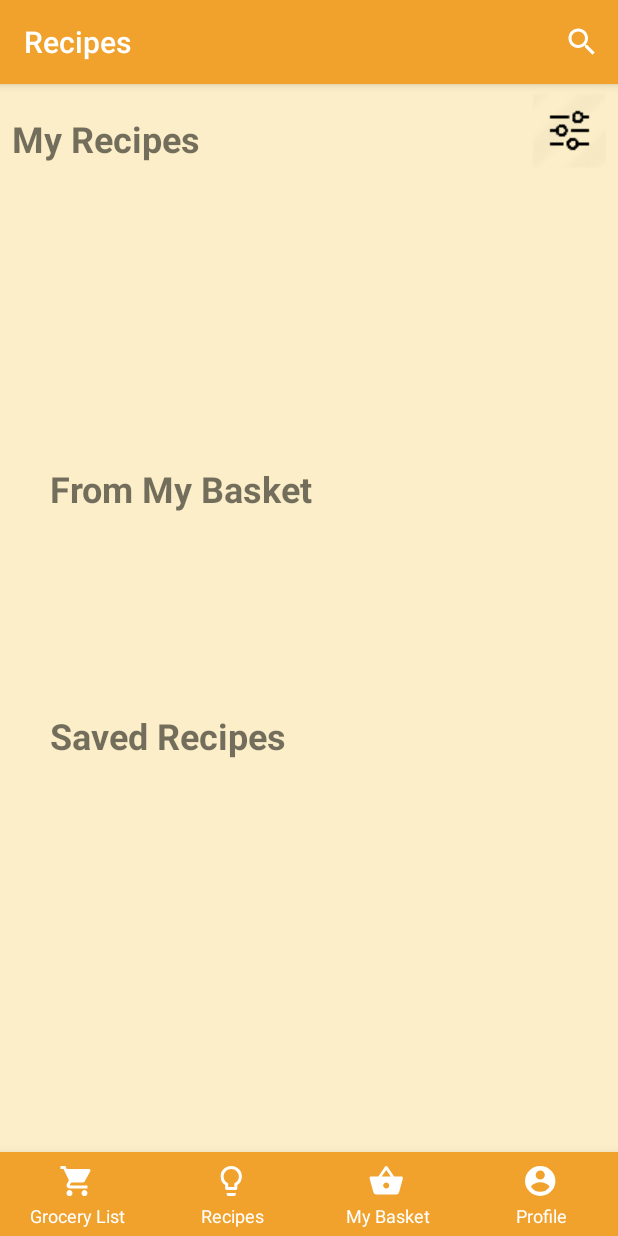
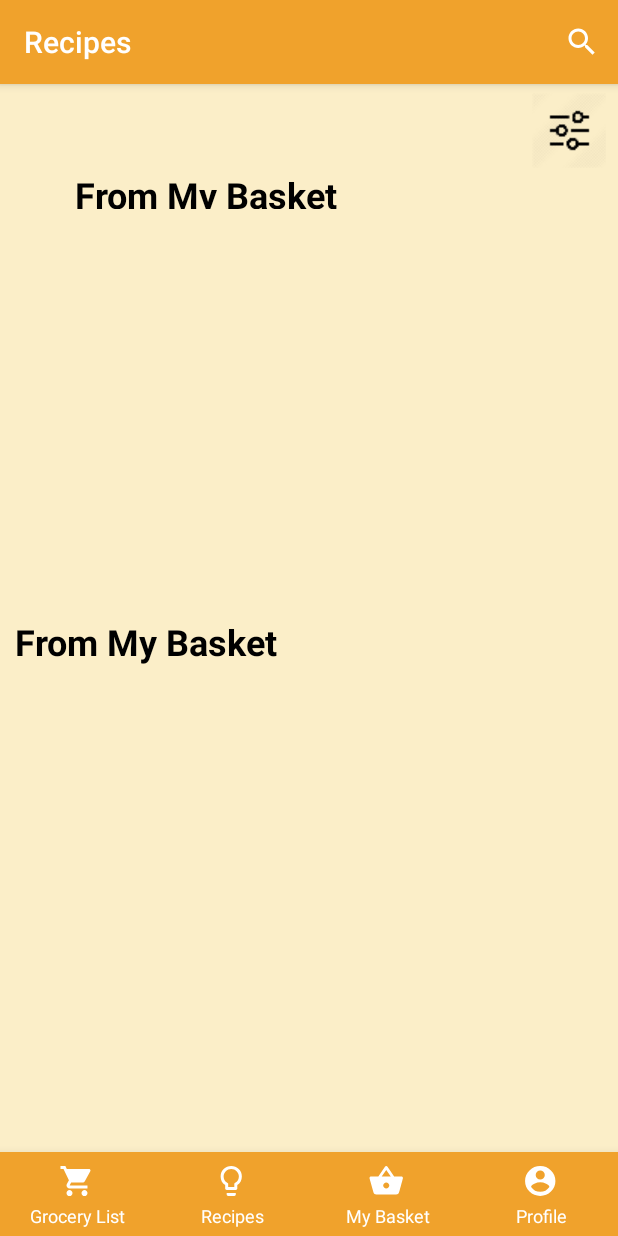
Before and after one commit to AnsonLee99/Recipes-for-Success, an Android app: the Recipes screen opened directly, with no data from a screen before it, on a phone screen of 412 x 824 dp. Run offline under Robolectric (Android 15) with nearby library versions, the phone set to English and light mode, and no system bars; our stand-ins replace Firebase (no records; nobody signed in at launch, a user with empty details on screens opened directly), Picasso; pictures from the network do not load.

Commit message:
fixing recipe page

```diff
--- a/app/src/main/java/com/example/recipesforsuccess/Recipes.java
+++ b/app/src/main/java/com/example/recipesforsuccess/Recipes.java
@@ -58,6 +58,18 @@ public class Recipes extends MainPage {
     String SPOONACULAR_API_URL = "https://spoonacular-recipe-food-nutrition-v1.p.rapidapi.com/recipes/search?&instructionsRequired=true&query=";
     String dataParsed = "";
     String SPOONACULAR_IMAGE_URI = "https://spoonacular.com/recipeImages/";
+
+    final int SEARCH_LAYOUT_WIDTH = 1000;
+    final int SEARCH_LAYOUT_HEIGHT = 500;
+    final int SEARCH_IMG_SIZE = 300;
+    final int SEARCH_TEXT_WIDTH = 700;
+    final int SEARCH_TEXT_HEIGHT = 300;
+
+    final int RECIPE_LAYOUT_WIDTH = 1000;
+    final int RECIPE_LAYOUT_HEIGHT = 500;
+    final int RECIPE_IMG_SIZE = 300;
+    final int REcIPE_TEXT_WIDTH = 700;
+    final int RECIPE_TEXT_HEIGHT = 300;
 
     int SECOND_ACTIVITY_REQUEST_CODE = 0;
 
@@ -306,7 +318,8 @@ public class Recipes extends MainPage {
                     String imgURL = hit.getString("image");
                     String foodName = hit.getString("title");
                     System.out.println("inserting img to photos");
-                    photos.addView(insertIMG(imgURL, foodName, "", hit, 1));
+                    photos.addView(insertIMG(imgURL, foodName, "", hit, 1, SEARCH_LAYOUT_WIDTH,
+                            SEARCH_LAYOUT_HEIGHT,SEARCH_IMG_SIZE,SEARCH_TEXT_WIDTH,SEARCH_TEXT_HEIGHT));
                 }
 
             }catch(JSONException e){
@@ -457,10 +470,10 @@ public class Recipes extends MainPage {
                     //parsing ingredients
 
 
-
                     //System.out.println("data parsed is: " + dataParsed);
                     // System.out.println("img url is: " + imgURL);
-                    photos.addView(insertIMG(imgURL, foodName, prepTime, hit, 0));
+                    photos.addView(insertIMG(imgURL, foodName, prepTime, hit, 0, RECIPE_LAYOUT_WIDTH,
+                            RECIPE_LAYOUT_HEIGHT,RECIPE_IMG_SIZE,REcIPE_TEXT_WIDTH,RECIPE_TEXT_HEIGHT));
                 }
 
             }catch(JSONException e){}
@@ -506,14 +519,19 @@ public class Recipes extends MainPage {
         }
     }
 
-    View insertIMG(final String imgURL, final String foodName, final String prepTime, final JSONObject hit, final int task){
+
+
+
+
+    View insertIMG(final String imgURL, final String foodName, final String prepTime, final JSONObject hit, final int task,
+                    final int layoutWidth, final int layoutHeight, final int imageSize, final int textWidth, final int textHeight){
 
         LinearLayout layout = new LinearLayout(getApplicationContext());
-        layout.setLayoutParams(new LinearLayout.LayoutParams(1000, 500));
+        layout.setLayoutParams(new LinearLayout.LayoutParams(layoutWidth, layoutHeight));
         ImageButton recipeIMG = new ImageButton(getApplicationContext());
-        recipeIMG.setLayoutParams(new LinearLayout.LayoutParams(300, 300));
+        recipeIMG.setLayoutParams(new LinearLayout.LayoutParams(imageSize, imageSize));
         TextView recipeName = new TextView(getApplicationContext());
-        recipeName.setLayoutParams(new LinearLayout.LayoutParams(700, 300));
+        recipeName.setLayoutParams(new LinearLayout.LayoutParams(textWidth, textHeight));
         recipeName.setPadding(75,50,0,0);
 
         recipeIMG.setOnClickListener(new View.OnClickListener() {
--- a/app/src/main/res/layout/activity_recipes.xml
+++ b/app/src/main/res/layout/activity_recipes.xml
@@ -5,6 +5,25 @@
     android:layout_width="match_parent"
     android:layout_height="match_parent"
     tools:context=".Recipes">
+
+    <TextView
+        android:id="@+id/basket_recipes_title2"
+        android:layout_width="285dp"
+        android:layout_height="26dp"
+        android:layout_marginStart="8dp"
+        android:layout_marginEnd="8dp"
+        android:layout_weight="1"
+        android:paddingStart="10dp"
+        android:paddingBottom="0dp"
+        android:scrollbarSize="0dp"
+        android:text="From My Basket"
+        android:textColor="@android:color/black"
+        android:textSize="24dp"
+        android:textStyle="bold"
+        app:layout_constraintEnd_toStartOf="@+id/filters"
+        app:layout_constraintHorizontal_bias="0.603"
+        app:layout_constraintStart_toStartOf="parent"
+        app:layout_constraintTop_toTopOf="@+id/linearLayout" />
 
     <ImageButton
         android:id="@+id/filters"
@@ -20,32 +39,13 @@
         app:layout_constraintTop_toTopOf="parent"
         app:srcCompat="@drawable/filter" />
 
-    <TextView
-        android:id="@+id/my_recipes"
-        android:layout_width="340dp"
-        android:layout_height="34dp"
-        android:layout_marginStart="8dp"
-        android:layout_marginTop="20dp"
-        android:layout_weight="1"
-        android:paddingLeft="0dp"
-        android:text="My Recipes"
-        android:textSize="24dp"
-        android:textStyle="bold"
-        android:visibility="visible"
-        app:layout_constraintEnd_toEndOf="@+id/filters"
-        app:layout_constraintHorizontal_bias="0.0"
-        app:layout_constraintStart_toStartOf="parent"
-        app:layout_constraintTop_toTopOf="parent" />
-
     <LinearLayout
         android:id="@+id/linearLayout"
         android:layout_width="match_parent"
         android:layout_height="643dp"
-        android:layout_marginStart="8dp"
-        android:layout_marginTop="8dp"
         android:layout_marginBottom="8dp"
         android:orientation="vertical"
-        android:paddingLeft="25dp"
+        android:paddingLeft="0dp"
         app:layout_constraintBottom_toBottomOf="parent"
         app:layout_constraintEnd_toEndOf="parent"
         app:layout_constraintStart_toStartOf="parent"
@@ -53,10 +53,10 @@
 
         <HorizontalScrollView
             android:id="@+id/horizontalScrollView2"
-            android:layout_width="381dp"
-            android:layout_height="wrap_content"
-            android:layout_marginStart="8dp"
-            android:layout_marginEnd="8dp"
+            android:layout_width="match_parent"
+            android:layout_height="290dp"
+            android:layout_marginStart="0dp"
+            android:layout_marginEnd="0dp"
             android:layout_marginBottom="8dp"
             android:scrollbarSize="0dp">
 
@@ -64,26 +64,32 @@
                 android:layout_width="match_parent"
                 android:layout_height="180dp"
                 android:orientation="horizontal"
-                android:paddingLeft="0dp"/>
+                android:paddingLeft="0dp" />
         </HorizontalScrollView>
 
         <TextView
             android:id="@+id/basket_recipes_title"
-            android:layout_width="286dp"
-            android:layout_height="wrap_content"
+            android:layout_width="287dp"
+            android:layout_height="54dp"
+            android:layout_marginBottom="0dp"
             android:layout_weight="1"
+            android:paddingStart="10dp"
+            android:paddingBottom="0dp"
             android:scrollbarSize="0dp"
             android:text="From My Basket"
+            android:textColor="@android:color/black"
             android:textSize="24dp"
             android:textStyle="bold" />
 
         <HorizontalScrollView
             android:id="@+id/basket_recipes"
-            android:layout_width="match_parent"
-            android:layout_height="wrap_content"
-            android:layout_marginStart="8dp"
-            android:layout_marginEnd="8dp"
+            android:layout_width="fill_parent"
+            android:layout_height="300dp"
+            android:layout_marginStart="0dp"
+            android:layout_marginTop="0dp"
+            android:layout_marginEnd="0dp"
             android:layout_marginBottom="8dp"
+            android:paddingTop="0dp"
             android:scrollbarSize="0dp">>
 
             <LinearLayout
@@ -94,31 +100,6 @@
 
         </HorizontalScrollView>
 
-        <TextView
-            android:id="@+id/saved_recipes_title"
-            android:layout_width="353dp"
-            android:layout_height="wrap_content"
-            android:layout_weight="1"
-            android:text="Saved Recipes"
-            android:textSize="24dp"
-            android:textStyle="bold" />
-
-        <HorizontalScrollView
-            android:id="@+id/horizontalScrollView"
-            android:layout_width="385dp"
-            android:layout_height="125dp"
-            android:layout_marginStart="8dp"
-            android:layout_marginEnd="8dp"
-            android:layout_marginBottom="8dp"
-            android:scrollbarSize="0dp">
-
-            <LinearLayout
-                android:layout_width="wrap_content"
-                android:layout_height="wrap_content"
-                android:orientation="horizontal"
-                android:paddingLeft="0dp"/>
-        </HorizontalScrollView>
-
     </LinearLayout>
 
 </android.support.constraint.ConstraintLayout>
```
Also changed, not shown: app/src/main/java/com/example/recipesforsuccess/ViewRecipeInstructions.java (+0 -21 lines), app/src/main/res/layout/activity_view_recipe_instructions.xml (+0 -8 lines).
